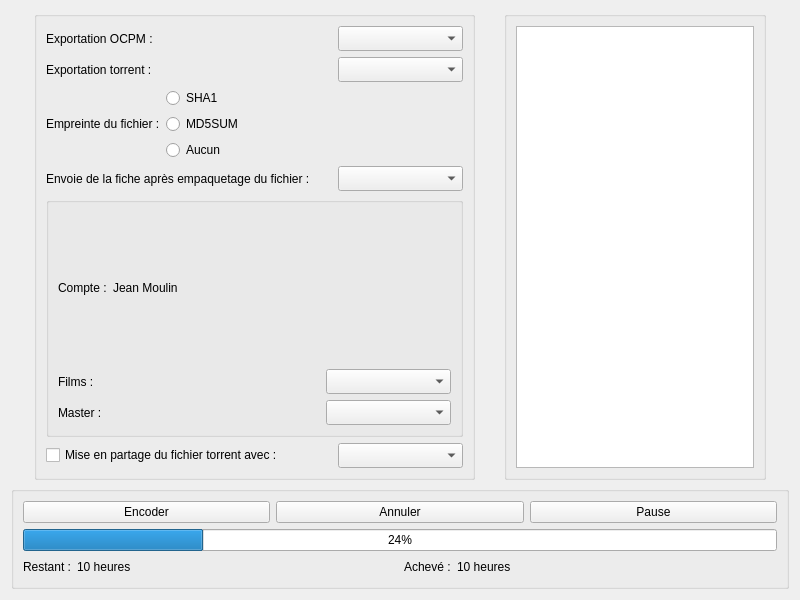
The window that src/View/encodepane.ui (cinemaouvert/OCT) describes before a commit, drawn with Qt 5.
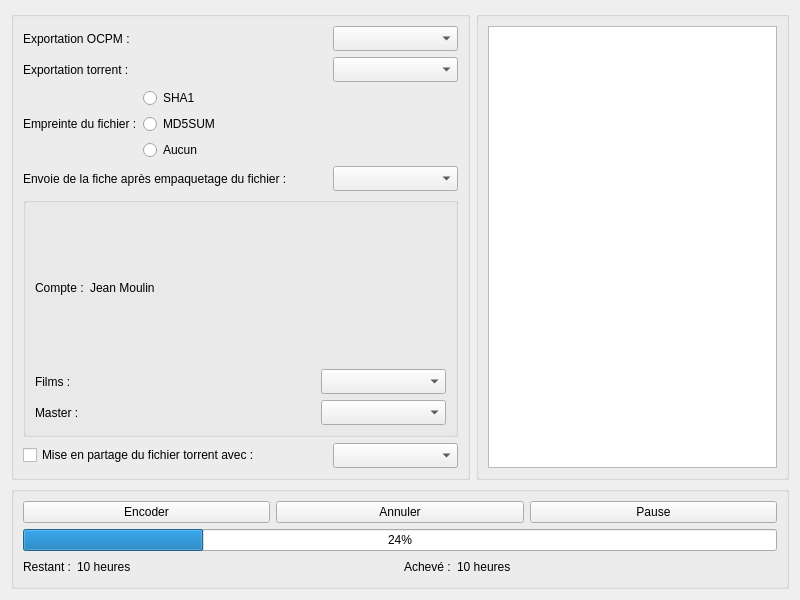
The same window after the commit.

Commit message: deletes spacers into encodage

Patch:
```diff
--- a/src/View/encodepane.ui
+++ b/src/View/encodepane.ui
@@ -19,19 +19,6 @@
      <property name="leftMargin">
       <number>0</number>
      </property>
-     <item>
-      <spacer name="horizontalSpacer_13">
-       <property name="orientation">
-        <enum>Qt::Horizontal</enum>
-       </property>
-       <property name="sizeHint" stdset="0">
-        <size>
-         <width>40</width>
-         <height>20</height>
-        </size>
-       </property>
-      </spacer>
-     </item>
      <item>
       <widget class="QGroupBox" name="groupBox_FormEncoding">
        <property name="title">
@@ -367,19 +354,6 @@
        </layout>
       </widget>
      </item>
-     <item>
-      <spacer name="horizontalSpacer_11">
-       <property name="orientation">
-        <enum>Qt::Horizontal</enum>
-       </property>
-       <property name="sizeHint" stdset="0">
-        <size>
-         <width>40</width>
-         <height>20</height>
-        </size>
-       </property>
-      </spacer>
-     </item>
      <item>
       <widget class="QGroupBox" name="groupBox_EncodingLog">
        <property name="title">
@@ -392,19 +366,6 @@
        </layout>
       </widget>
      </item>
-     <item>
-      <spacer name="horizontalSpacer_12">
-       <property name="orientation">
-        <enum>Qt::Horizontal</enum>
-       </property>
-       <property name="sizeHint" stdset="0">
-        <size>
-         <width>40</width>
-         <height>20</height>
-        </size>
-       </property>
-      </spacer>
-     </item>
     </layout>
    </item>
    <item>
```
